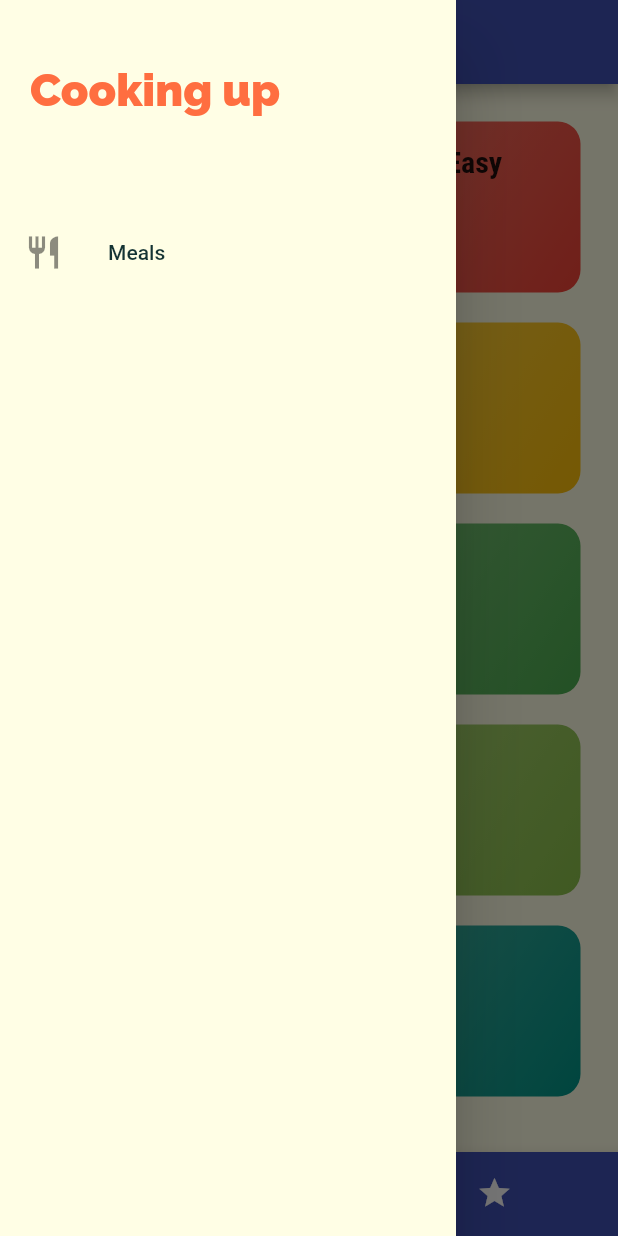
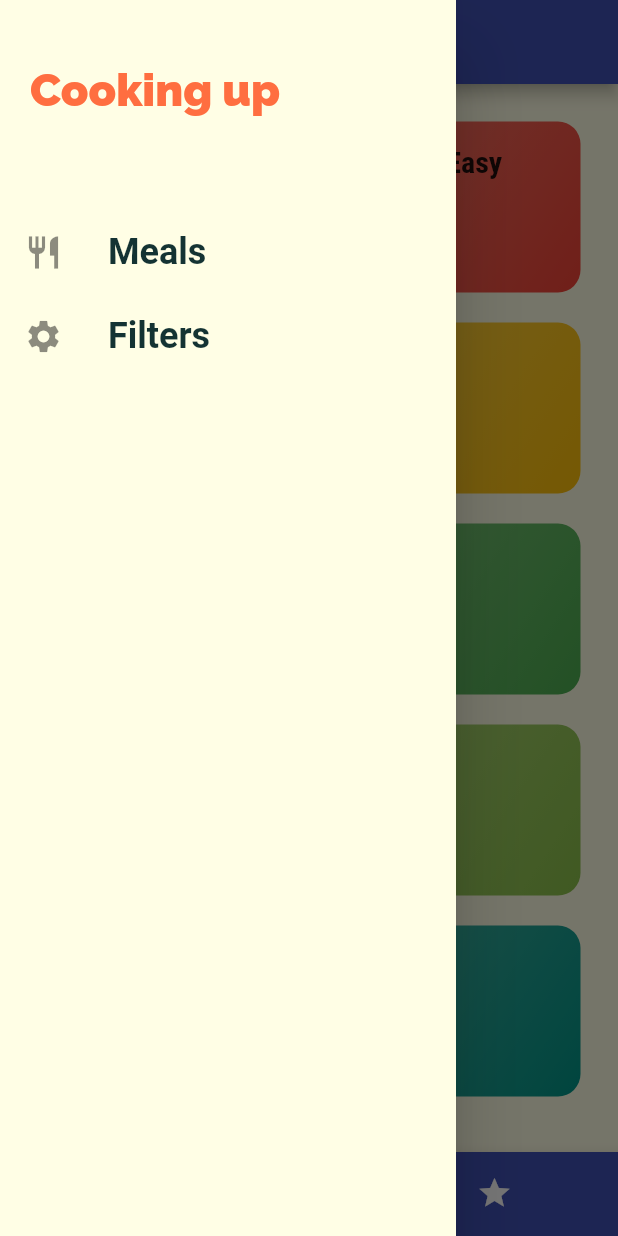
Before and after one commit to rnair1607/MealsApp, a Flutter app: the screen it shows after launch, with the side drawer open, on a phone screen of 412 x 824 dp. Run offline on Flutter 3.47's test engine with Material 2 defaults, Android fonts, the phone set to English and light mode, and no system bars; Roboto replaces fonts that are missing (RobotCondensed).

```diff
--- a/lib/main.dart
+++ b/lib/main.dart
@@ -1,5 +1,6 @@
 import 'package:flutter/material.dart';
 
+import './screens/filters_screen.dart';
 import './screens/tabs_screen.dart';
 import './screens/meal_detail_screen.dart';
 import './screens/category_meals_screen.dart';
@@ -42,6 +43,7 @@ class MyApp extends StatelessWidget {
         '/': (ctx) => TabsScreen(),
         CategoryMealsScreen.routeName: (ctx) => CategoryMealsScreen(),
         MealDetailScreen.routeName: (ctx) => MealDetailScreen(),
+        FilterScreen.routeName: (ctx) => FilterScreen(),
       },
       // onGenerateRoute: (settings) {
       //   return MaterialPageRoute(builder: (ctx) => CategoriesScreen());
--- /dev/null
+++ b/lib/screens/filters_screen.dart
@@ -0,0 +1,21 @@
+import 'package:flutter/material.dart';
+
+import '../widgets/main_drawer.dart';
+
+class FilterScreen extends StatelessWidget {
+  static const routeName = '/filters';
+  const FilterScreen({Key key}) : super(key: key);
+
+  @override
+  Widget build(BuildContext context) {
+    return Scaffold(
+      appBar: AppBar(
+        title: Text('Filters'),
+      ),
+      drawer: MainDrawer(),
+      body: Center(
+        child: Text('Filters'),
+      ),
+    );
+  }
+}
--- a/lib/screens/meal_detail_screen.dart
+++ b/lib/screens/meal_detail_screen.dart
@@ -80,6 +80,12 @@ class MealDetailScreen extends StatelessWidget {
           ],
         ),
       ),
+      floatingActionButton: FloatingActionButton(
+        onPressed: () {
+          Navigator.of(context).pop(mealId);
+        },
+        child: Icon(Icons.delete),
+      ),
     );
   }
 }
--- a/lib/widgets/main_drawer.dart
+++ b/lib/widgets/main_drawer.dart
@@ -1,7 +1,27 @@
 import 'package:flutter/material.dart';
+
+import '../screens/filters_screen.dart';
 
 class MainDrawer extends StatelessWidget {
   const MainDrawer({Key key}) : super(key: key);
+
+  Widget buildListTile(String title, IconData icon, Function tapHandler) {
+    return ListTile(
+      leading: Icon(
+        icon,
+        size: 26,
+      ),
+      title: Text(
+        title,
+        style: TextStyle(
+          fontFamily: 'RobotCondensed',
+          fontSize: 24,
+          fontWeight: FontWeight.bold,
+        ),
+      ),
+      onTap: tapHandler,
+    );
+  }
 
   @override
   Widget build(BuildContext context) {
@@ -24,18 +44,21 @@ class MainDrawer extends StatelessWidget {
             ),
           ),
           SizedBox(height: 20),
-          ListTile(
-            leading: Icon(
-              Icons.restaurant,
-              size: 26,
-            ),
-            title: Text(
-              'Meals',
-              style: TextStyle(
-                fontFamily: 'RobotCondensed',
-              ),
-            ),
-          )
+          buildListTile(
+            'Meals',
+            Icons.restaurant,
+            () {
+              Navigator.of(context).pushReplacementNamed('/');
+            },
+          ),
+          buildListTile(
+            'Filters',
+            Icons.settings,
+            () {
+              Navigator.of(context)
+                  .pushReplacementNamed(FilterScreen.routeName);
+            },
+          ),
         ],
       ),
     );
```
Also changed, not shown: lib/screens/category_meals_screen.dart (+44 -18 lines), lib/widgets/meal_item.dart (+11 -2 lines).
